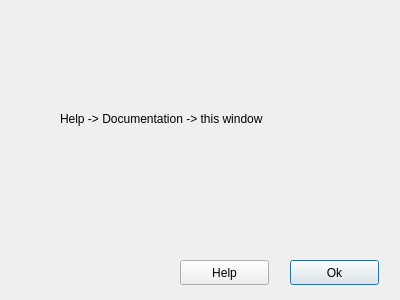
This is GoofyLightsEditor/docdialog.ui in CS383Team2/Goofy_Lights_Editor as Qt 5 draws it before an edit. The edited form follows.
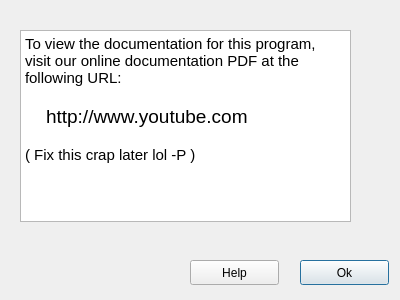
This is the edited form.

Commit message: Play menu and Help menus are now functional.

What changed in the file:
```diff
--- a/GoofyLightsEditor/docdialog.ui
+++ b/GoofyLightsEditor/docdialog.ui
@@ -13,23 +13,10 @@
   <property name="windowTitle">
    <string>Dialog</string>
   </property>
-  <widget class="QLabel" name="label">
-   <property name="geometry">
-    <rect>
-     <x>60</x>
-     <y>110</y>
-     <width>281</width>
-     <height>17</height>
-    </rect>
-   </property>
-   <property name="text">
-    <string>Help -&gt; Documentation -&gt; this window</string>
-   </property>
-  </widget>
   <widget class="QPushButton" name="pushButton">
    <property name="geometry">
     <rect>
-     <x>290</x>
+     <x>300</x>
      <y>260</y>
      <width>89</width>
      <height>25</height>
@@ -42,7 +29,7 @@
   <widget class="QPushButton" name="pushButton_2">
    <property name="geometry">
     <rect>
-     <x>180</x>
+     <x>190</x>
      <y>260</y>
      <width>89</width>
      <height>25</height>
@@ -52,6 +39,27 @@
     <string>Help</string>
    </property>
   </widget>
+  <widget class="QTextBrowser" name="textBrowser">
+   <property name="geometry">
+    <rect>
+     <x>20</x>
+     <y>30</y>
+     <width>331</width>
+     <height>192</height>
+    </rect>
+   </property>
+   <property name="html">
+    <string>&lt;!DOCTYPE HTML PUBLIC &quot;-//W3C//DTD HTML 4.0//EN&quot; &quot;http://www.w3.org/TR/REC-html40/strict.dtd&quot;&gt;
+&lt;html&gt;&lt;head&gt;&lt;meta name=&quot;qrichtext&quot; content=&quot;1&quot; /&gt;&lt;style type=&quot;text/css&quot;&gt;
+p, li { white-space: pre-wrap; }
+&lt;/style&gt;&lt;/head&gt;&lt;body style=&quot; font-family:'Ubuntu'; font-size:11pt; font-weight:400; font-style:normal;&quot;&gt;
+&lt;p style=&quot; margin-top:0px; margin-bottom:0px; margin-left:0px; margin-right:0px; -qt-block-indent:0; text-indent:0px;&quot;&gt;To view the documentation for this program, visit our online documentation PDF at the following URL:&lt;/p&gt;
+&lt;p style=&quot;-qt-paragraph-type:empty; margin-top:0px; margin-bottom:0px; margin-left:0px; margin-right:0px; -qt-block-indent:0; text-indent:0px;&quot;&gt;&lt;br /&gt;&lt;/p&gt;
+&lt;p style=&quot; margin-top:0px; margin-bottom:0px; margin-left:0px; margin-right:0px; -qt-block-indent:0; text-indent:0px;&quot;&gt;&lt;span style=&quot; font-size:14pt;&quot;&gt;    http://www.youtube.com&lt;/span&gt;&lt;/p&gt;
+&lt;p style=&quot;-qt-paragraph-type:empty; margin-top:0px; margin-bottom:0px; margin-left:0px; margin-right:0px; -qt-block-indent:0; text-indent:0px;&quot;&gt;&lt;br /&gt;&lt;/p&gt;
+&lt;p style=&quot; margin-top:0px; margin-bottom:0px; margin-left:0px; margin-right:0px; -qt-block-indent:0; text-indent:0px;&quot;&gt;( Fix this crap later lol -P )&lt;/p&gt;&lt;/body&gt;&lt;/html&gt;</string>
+   </property>
+  </widget>
  </widget>
  <resources/>
  <connections/>
```
Left out of the diff: 2 changed lines with no effect on the pictures. The commit also changes 10 other files.
